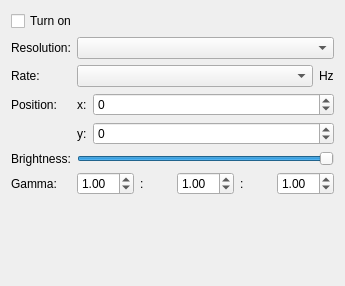
Old version of the form lxqt-config-monitor/monitorwidget.ui in the repository lxqt/lxqt-config.
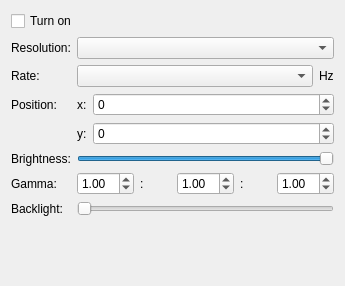
New version of the form.

Commit message: Backlight control added.

```diff
--- a/lxqt-config-monitor/monitorwidget.ui
+++ b/lxqt-config-monitor/monitorwidget.ui
@@ -187,6 +187,20 @@
      </item>
     </layout>
    </item>
+   <item row="6" column="0">
+    <widget class="QLabel" name="backlightLabel">
+     <property name="text">
+      <string>Backlight:</string>
+     </property>
+    </widget>
+   </item>
+   <item row="6" column="1">
+    <widget class="QSlider" name="backlightSlider">
+     <property name="orientation">
+      <enum>Qt::Horizontal</enum>
+     </property>
+    </widget>
+   </item>
   </layout>
  </widget>
  <resources/>
```
The commit also changes 5 other files.
